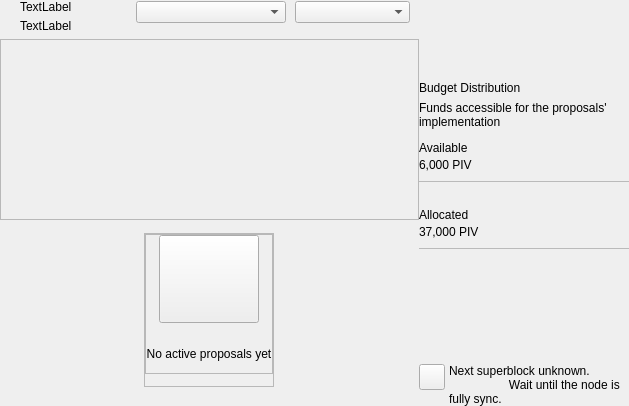
Before: the Qt Designer form src/qt/pivx/forms/governancewidget.ui in SOLARI-Project/SOLARI, drawn with Qt 5.
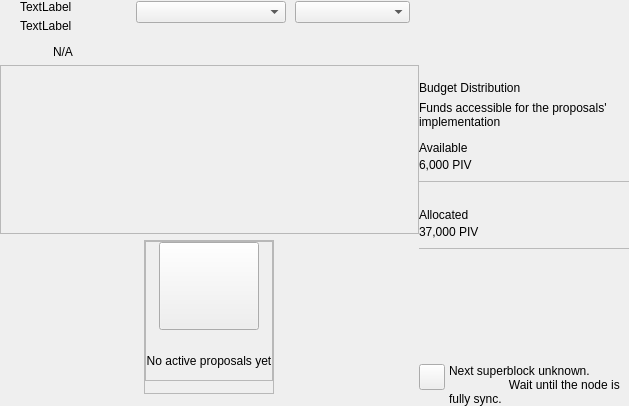
After: the same form once the commit is applied. Custom widgets are drawn as their Qt base class.

Commit message: GUI: Add sync warning for governance screen.

```diff
--- a/src/qt/pivx/forms/governancewidget.ui
+++ b/src/qt/pivx/forms/governancewidget.ui
@@ -37,7 +37,7 @@
    </property>
    <item>
     <widget class="QWidget" name="left" native="true">
-     <layout class="QVBoxLayout" name="verticalLayout_3" stretch="0,1,1">
+     <layout class="QVBoxLayout" name="verticalLayout_3" stretch="0,0,1,0">
       <property name="leftMargin">
        <number>0</number>
       </property>
@@ -51,6 +51,13 @@
        <number>0</number>
       </property>
       <item>
+       <widget class="QWidget" name="containerTitles" native="true">
+        <property name="maximumSize">
+         <size>
+          <width>16777215</width>
+          <height>60</height>
+         </size>
+        </property>
        <layout class="QHBoxLayout" name="horizontalLayout_3">
         <property name="spacing">
          <number>0</number>
@@ -58,6 +65,15 @@
         <property name="leftMargin">
          <number>20</number>
         </property>
+         <property name="topMargin">
+          <number>0</number>
+         </property>
+         <property name="rightMargin">
+          <number>0</number>
+         </property>
+         <property name="bottomMargin">
+          <number>0</number>
+         </property>
         <item>
          <layout class="QVBoxLayout" name="verticalLayout_8">
           <property name="spacing">
@@ -149,6 +165,114 @@
          </widget>
         </item>
        </layout>
+       </widget>
+      </item>
+      <item>
+       <widget class="QWidget" name="layoutWarning" native="true">
+        <property name="maximumSize">
+         <size>
+          <width>16777215</width>
+          <height>40</height>
+         </size>
+        </property>
+        <layout class="QVBoxLayout" name="verticalLayout_3">
+         <property name="spacing">
+          <number>0</number>
+         </property>
+         <property name="leftMargin">
+          <number>0</number>
+         </property>
+         <property name="topMargin">
+          <number>0</number>
+         </property>
+         <property name="rightMargin">
+          <number>0</number>
+         </property>
+         <property name="bottomMargin">
+          <number>0</number>
+         </property>
+         <item>
+          <widget class="QWidget" name="containerWarning" native="true">
+           <layout class="QVBoxLayout" name="verticalLayout_21">
+            <property name="spacing">
+             <number>6</number>
+            </property>
+            <property name="leftMargin">
+             <number>18</number>
+            </property>
+            <property name="topMargin">
+             <number>6</number>
+            </property>
+            <property name="rightMargin">
+             <number>20</number>
+            </property>
+            <property name="bottomMargin">
+             <number>0</number>
+            </property>
+            <item>
+             <widget class="QFrame" name="frameWarning">
+              <property name="styleSheet">
+               <string notr="true">border:none;</string>
+              </property>
+              <property name="frameShape">
+               <enum>QFrame::StyledPanel</enum>
+              </property>
+              <property name="frameShadow">
+               <enum>QFrame::Raised</enum>
+              </property>
+              <layout class="QHBoxLayout" name="horizontalLayout11" stretch="0,2">
+               <property name="spacing">
+                <number>3</number>
+               </property>
+               <property name="leftMargin">
+                <number>0</number>
+               </property>
+               <property name="topMargin">
+                <number>0</number>
+               </property>
+               <property name="rightMargin">
+                <number>0</number>
+               </property>
+               <property name="bottomMargin">
+                <number>0</number>
+               </property>
+               <item alignment="Qt::AlignVCenter">
+                <widget class="QPushButton" name="imgWarning">
+                 <property name="styleSheet">
+                  <string notr="true">border:none;</string>
+                 </property>
+                 <property name="text">
+                  <string/>
+                 </property>
+                 <property name="iconSize">
+                  <size>
+                   <width>24</width>
+                   <height>24</height>
+                  </size>
+                 </property>
+                </widget>
+               </item>
+               <item alignment="Qt::AlignVCenter">
+                <widget class="QLabel" name="lblWarning">
+                 <property name="styleSheet">
+                  <string notr="true"/>
+                 </property>
+                 <property name="text">
+                  <string notr="true">N/A</string>
+                 </property>
+                 <property name="alignment">
+                  <set>Qt::AlignBottom|Qt::AlignLeading|Qt::AlignLeft</set>
+                 </property>
+                </widget>
+               </item>
+              </layout>
+             </widget>
+            </item>
+           </layout>
+          </widget>
+         </item>
+        </layout>
+       </widget>
       </item>
       <item>
        <widget class="QWidget" name="mainContainer" native="true">
@@ -194,7 +318,7 @@
               <x>0</x>
               <y>0</y>
               <width>417</width>
-              <height>175</height>
+              <height>157</height>
              </rect>
             </property>
            </widget>
```
Lines whose indentation alone changed are shown as unchanged. The commit also changes 5 other files.
